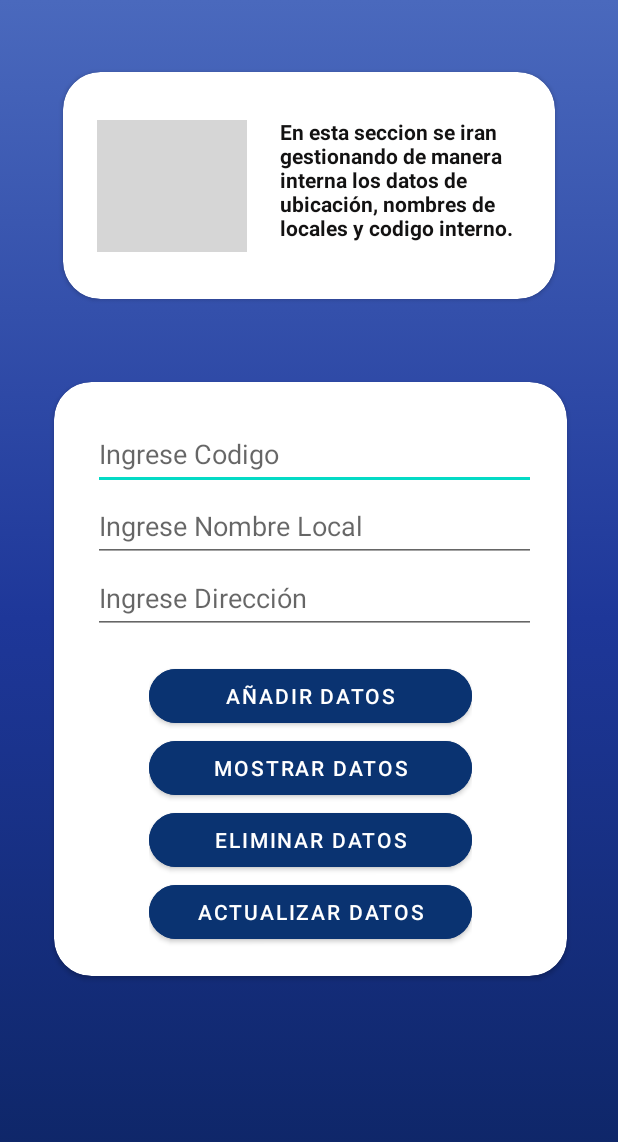
After one commit to cristianmrozas/Evaluacion_2_final, an Android app: the Clases_Activity screen opened directly, with no data from a screen before it, on a phone screen of 412 x 824 dp. The commit adds this screen. Shown: the top 1142 px of the screen. Run offline under Robolectric (Android 15) with nearby library versions, the phone set to English and light mode, and no system bars; grey boxes are pictures that could not be loaded.

Commit message:
se agrego base de datos

```diff
--- a/app/src/main/AndroidManifest.xml
+++ b/app/src/main/AndroidManifest.xml
@@ -1,7 +1,6 @@
 <?xml version="1.0" encoding="utf-8"?>
 <manifest xmlns:android="http://schemas.android.com/apk/res/android"
     package="com.example.evaluacion_2">
-
     <!--
          The ACCESS_COARSE/FINE_LOCATION permissions are not required to use
          Google Maps Android API v2, but you must specify either coarse or fine
@@ -16,7 +15,9 @@
         android:roundIcon="@mipmap/ic_launcher_round"
         android:supportsRtl="true"
         android:theme="@style/Theme.Evaluacion_2">
-
+        <activity
+            android:name=".Clases_Activity"
+            android:exported="false" />
         <!--
              The API key for Google Maps-based APIs is defined as a string resource.
              (See the file "res/values/google_maps_api.xml").
--- a/app/src/main/java/com/example/evaluacion_2/MainActivity.java
+++ b/app/src/main/java/com/example/evaluacion_2/MainActivity.java
@@ -2,6 +2,7 @@ package com.example.evaluacion_2;
 
 import androidx.appcompat.app.AppCompatActivity;
 
+import android.app.Activity;
 import android.content.Intent;
 import android.net.Uri;
 import android.os.AsyncTask;
@@ -148,4 +149,9 @@ public class MainActivity extends AppCompatActivity {
         startActivity(i);
     }
 
+    public void Salir(View view)
+    {
+        finish();
+    }
+
 }
--- /dev/null
+++ b/app/src/main/res/layout/activity_clases.xml
@@ -0,0 +1,170 @@
+<?xml version="1.0" encoding="utf-8"?>
+<androidx.constraintlayout.widget.ConstraintLayout xmlns:android="http://schemas.android.com/apk/res/android"
+    xmlns:app="http://schemas.android.com/apk/res-auto"
+    xmlns:tools="http://schemas.android.com/tools"
+    android:layout_width="match_parent"
+    android:layout_height="match_parent"
+    android:background="@drawable/gradient_background"
+    tools:context=".Clases_Activity">
+
+    <androidx.cardview.widget.CardView
+        android:id="@+id/cardView3"
+        android:layout_width="328dp"
+        android:layout_height="151dp"
+        android:layout_marginTop="48dp"
+        app:cardCornerRadius="25dp"
+        app:layout_constraintEnd_toEndOf="parent"
+        app:layout_constraintStart_toStartOf="parent"
+        app:layout_constraintTop_toTopOf="parent">
+
+        <androidx.constraintlayout.widget.ConstraintLayout
+            android:layout_width="match_parent"
+            android:layout_height="match_parent">
+
+            <TextView
+                android:id="@+id/textView9"
+                android:layout_width="183dp"
+                android:layout_height="92dp"
+                android:text="En esta seccion se iran gestionando de manera interna los datos de ubicación, nombres de locales y codigo interno."
+                android:textColor="#131212"
+                android:textSize="14sp"
+                android:textStyle="bold"
+                app:layout_constraintBottom_toBottomOf="parent"
+                app:layout_constraintEnd_toEndOf="parent"
+                app:layout_constraintTop_toTopOf="parent" />
+
+            <ImageView
+                android:id="@+id/imageView3"
+                android:layout_width="100dp"
+                android:layout_height="88dp"
+                app:layout_constraintBottom_toBottomOf="parent"
+                app:layout_constraintEnd_toStartOf="@+id/textView9"
+                app:layout_constraintStart_toStartOf="parent"
+                app:layout_constraintTop_toTopOf="parent"
+                app:srcCompat="@drawable/lla" />
+        </androidx.constraintlayout.widget.ConstraintLayout>
+    </androidx.cardview.widget.CardView>
+
+    <androidx.cardview.widget.CardView
+        android:layout_width="342dp"
+        android:layout_height="396dp"
+        app:cardCornerRadius="25dp"
+        app:layout_constraintBottom_toBottomOf="parent"
+        app:layout_constraintEnd_toEndOf="parent"
+        app:layout_constraintHorizontal_bias="0.513"
+        app:layout_constraintStart_toStartOf="parent"
+        app:layout_constraintTop_toBottomOf="@+id/cardView3"
+        app:layout_constraintVertical_bias="0.243">
+
+        <androidx.constraintlayout.widget.ConstraintLayout
+            android:layout_width="match_parent"
+            android:layout_height="match_parent">
+
+            <LinearLayout
+                android:id="@+id/linearLayout"
+                android:layout_width="295dp"
+                android:layout_height="146dp"
+                android:layout_marginTop="24dp"
+                android:orientation="vertical"
+                app:layout_constraintEnd_toEndOf="parent"
+                app:layout_constraintHorizontal_bias="0.558"
+                app:layout_constraintStart_toStartOf="parent"
+                app:layout_constraintTop_toTopOf="parent">
+
+                <EditText
+                    android:id="@+id/code"
+                    android:layout_width="match_parent"
+                    android:layout_height="wrap_content"
+                    android:ems="10"
+                    android:hint="Ingrese Codigo"
+                    android:inputType="textPersonName"
+                    android:minHeight="48dp" />
+
+                <EditText
+                    android:id="@+id/name"
+                    android:layout_width="match_parent"
+                    android:layout_height="wrap_content"
+                    android:ems="10"
+                    android:hint="Ingrese Nombre Local"
+                    android:inputType="textPersonName"
+                    android:minHeight="48dp" />
+
+                <EditText
+                    android:id="@+id/adres"
+                    android:layout_width="match_parent"
+                    android:layout_height="wrap_content"
+                    android:ems="10"
+                    android:hint="Ingrese Dirección"
+                    android:inputType="textPersonName"
+                    android:minHeight="48dp"
+                    tools:ignore="TouchTargetSizeCheck,TouchTargetSizeCheck" />
+            </LinearLayout>
+
+            <LinearLayout
+                android:layout_width="215dp"
+                android:layout_height="195dp"
+                android:orientation="vertical"
+                app:layout_constraintBottom_toBottomOf="parent"
+                app:layout_constraintEnd_toEndOf="parent"
+                app:layout_constraintStart_toStartOf="parent"
+                app:layout_constraintTop_toBottomOf="@+id/linearLayout">
+
+                <Button
+                    android:id="@+id/button"
+                    android:layout_width="match_parent"
+                    android:layout_height="48dp"
+                    android:backgroundTint="#0A3371"
+                    android:onClick="añadirDatos"
+                    android:text="Añadir Datos"
+                    android:textColorLink="#E5EAEC"
+                    app:cornerRadius="25dp"
+                    app:layout_constraintBottom_toBottomOf="parent"
+                    app:layout_constraintEnd_toEndOf="parent"
+                    app:layout_constraintStart_toStartOf="parent"
+                    app:layout_constraintTop_toBottomOf="@+id/rt" />
+
+                <Button
+                    android:id="@+id/button4"
+                    android:layout_width="match_parent"
+                    android:layout_height="48dp"
+                    android:backgroundTint="#0A3371"
+                    android:onClick="mostrarDatos"
+                    android:text="Mostrar Datos"
+                    android:textColorLink="#E5EAEC"
+                    app:cornerRadius="25dp"
+                    app:layout_constraintBottom_toBottomOf="parent"
+                    app:layout_constraintEnd_toEndOf="parent"
+                    app:layout_constraintStart_toStartOf="parent"
+                    app:layout_constraintTop_toBottomOf="@+id/rt" />
+
+                <Button
+                    android:id="@+id/button5"
+                    android:layout_width="match_parent"
+                    android:layout_height="48dp"
+                    android:backgroundTint="#0A3371"
+                    android:onClick="eliminarDatos"
+                    android:text="Eliminar Datos"
+                    android:textColorLink="#E5EAEC"
+                    app:cornerRadius="25dp"
+                    app:layout_constraintBottom_toBottomOf="parent"
+                    app:layout_constraintEnd_toEndOf="parent"
+                    app:layout_constraintStart_toStartOf="parent"
+                    app:layout_constraintTop_toBottomOf="@+id/rt" />
+
+                <Button
+                    android:id="@+id/button6"
+                    android:layout_width="match_parent"
+                    android:layout_height="48dp"
+                    android:backgroundTint="#0A3371"
+                    android:onClick="actualizarDatos"
+                    android:text="Actualizar Datos"
+                    android:textColorLink="#E5EAEC"
+                    app:cornerRadius="25dp"
+                    app:layout_constraintBottom_toBottomOf="parent"
+                    app:layout_constraintEnd_toEndOf="parent"
+                    app:layout_constraintStart_toStartOf="parent"
+                    app:layout_constraintTop_toBottomOf="@+id/rt" />
+            </LinearLayout>
+        </androidx.constraintlayout.widget.ConstraintLayout>
+    </androidx.cardview.widget.CardView>
+</androidx.constraintlayout.widget.ConstraintLayout>
```
Also changed, not shown: app/src/main/java/com/example/evaluacion_2/Clases_Activity.java (added, +140 -0 lines), app/src/main/java/com/example/evaluacion_2/Home_act.java (+17 -9 lines), app/src/main/java/com/example/evaluacion_2/database/AdminSQLiteOpenHelper.java (added, +29 -0 lines), app/src/main/res/layout/activity_contacto.xml (+17 -25 lines), app/src/main/res/layout/activity_home.xml (+5 -6 lines), app/src/main/res/layout/activity_juegos.xml (+12 -8 lines), app/src/main/res/layout/activity_main.xml (+14 -11 lines).
